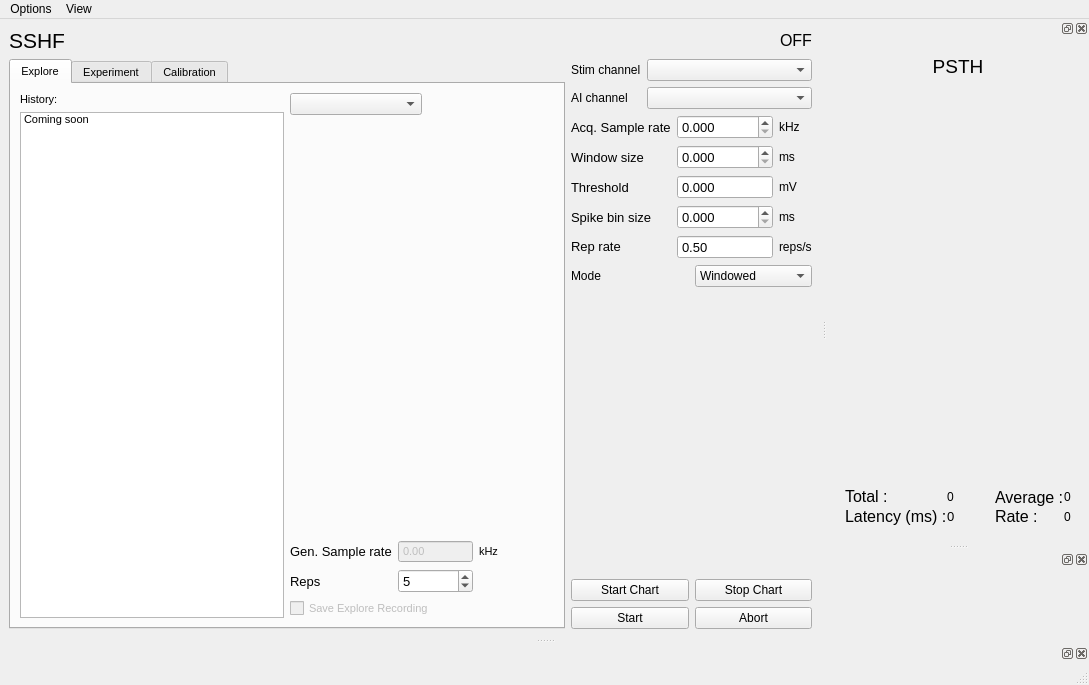
portfors-lab/sparkle, file spikeylab/main/main_control.ui: the form before one commit.
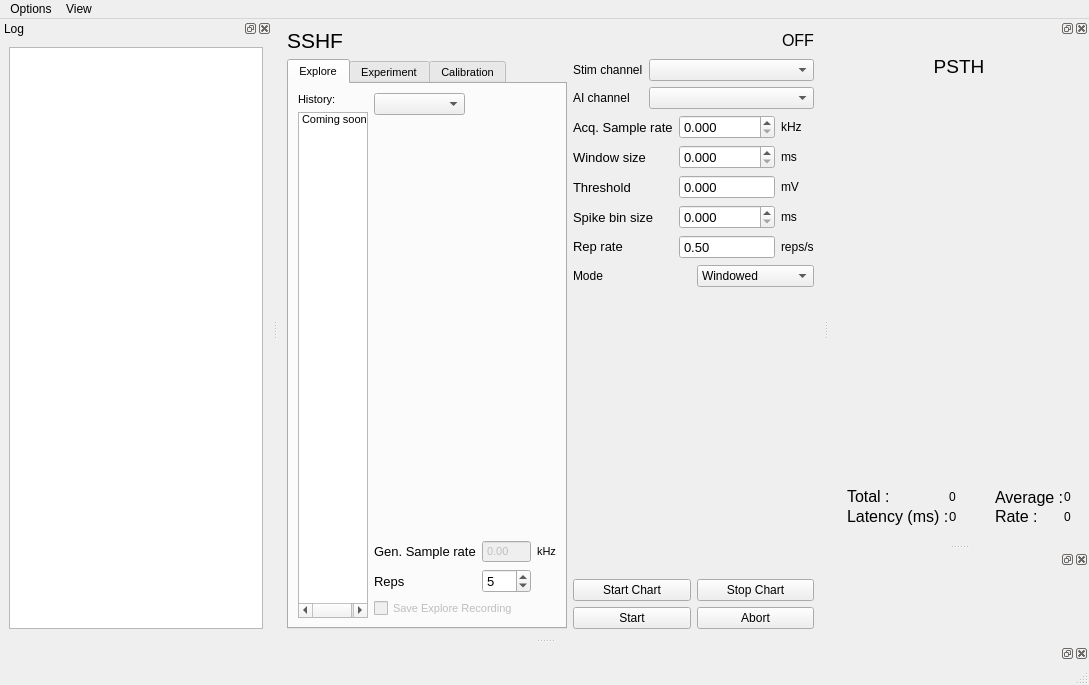
The form after the commit. Custom widgets are drawn as their Qt base class.

What changed in the file:
```diff
--- a/spikeylab/main/main_control.ui
+++ b/spikeylab/main/main_control.ui
@@ -850,6 +850,25 @@
    </attribute>
    <widget class="QWidget" name="dockWidgetContents_3"/>
   </widget>
+  <widget class="QDockWidget" name="log_dock">
+   <property name="windowTitle">
+    <string>Log</string>
+   </property>
+   <attribute name="dockWidgetArea">
+    <number>1</number>
+   </attribute>
+   <widget class="QWidget" name="dockWidgetContents_4">
+    <layout class="QVBoxLayout" name="verticalLayout_7">
+     <item>
+      <widget class="QPlainTextEdit" name="log_txedt">
+       <property name="readOnly">
+        <bool>true</bool>
+       </property>
+      </widget>
+     </item>
+    </layout>
+   </widget>
+  </widget>
   <action name="actionSave_Options">
    <property name="text">
     <string>Save Options...</string>
```
Left out of the diff: 27 changed lines with no effect on the pictures.
